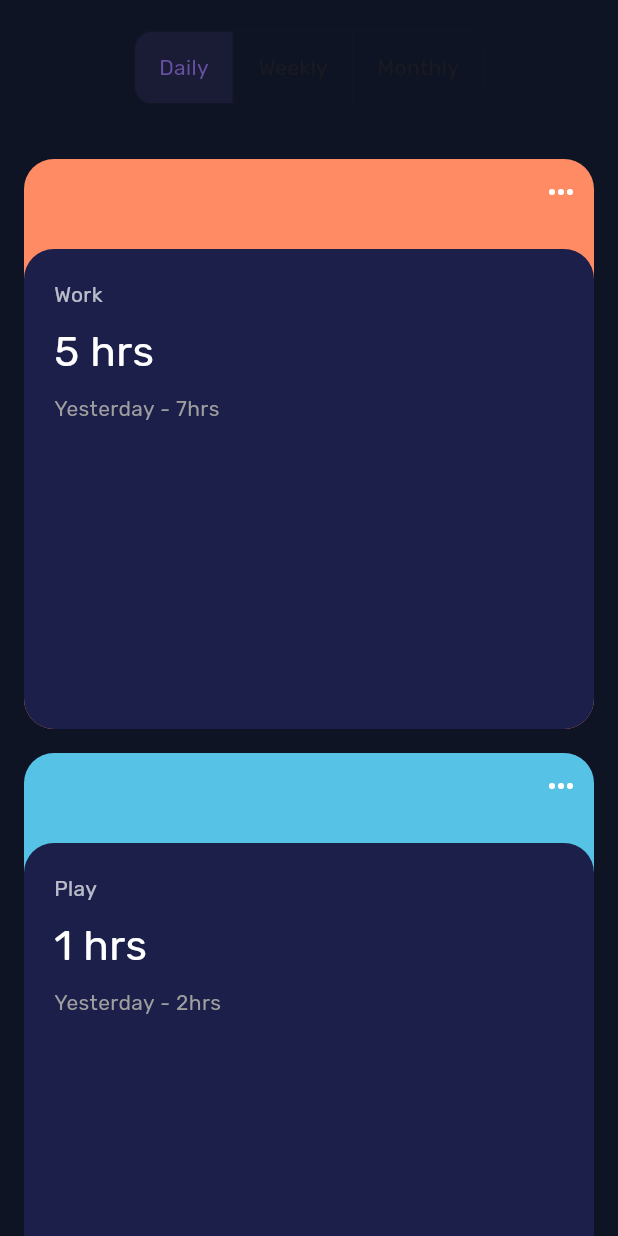
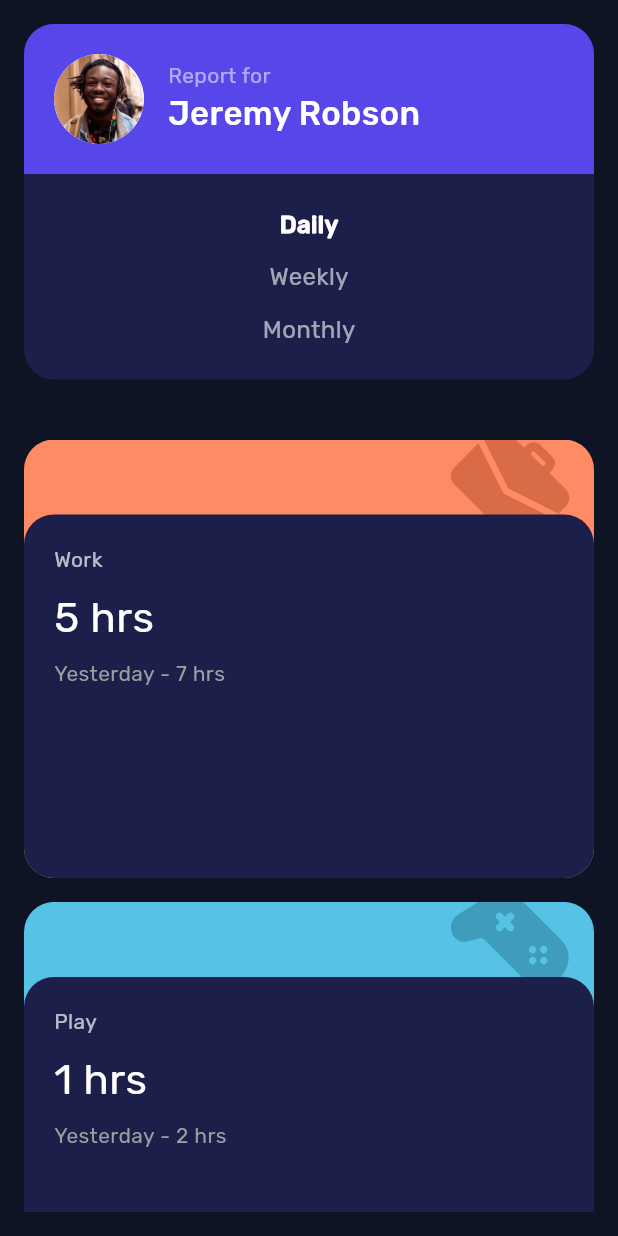
Before and after one commit to fernandojosecc/time_tracking_dashboard, a Flutter app: the screen it shows after launch, after a tap on "Daily", on a phone screen of 412 x 824 dp. Run offline on Flutter 3.47's test engine with Material 3 defaults, Android fonts, the phone set to English and light mode, and no system bars; our stand-ins replace flutter_svg.

Commit message:
Adding all the icons on each of the cards

```diff
--- a/lib/main.dart
+++ b/lib/main.dart
@@ -1,7 +1,7 @@
 import 'package:flutter/material.dart';
 import 'data/dummy_data.dart';
 import 'widgets/activity_card.dart';
-import 'models/activity.dart';
+import 'widgets/jeremy_card.dart';
 
 void main() {
   runApp(const TimeTrackingApp());
@@ -26,7 +26,7 @@
 }
 
 class DashboardScreen extends StatefulWidget {
-  const DashboardScreen({super.key});
+  const DashboardScreen({Key? key}) : super(key: key);
 
   @override
   State<DashboardScreen> createState() => _DashboardScreenState();
@@ -35,63 +35,62 @@
 class _DashboardScreenState extends State<DashboardScreen> {
   String selectedTimeframe = 'weekly';
 
-  @override
-  Widget build(BuildContext context) {
-    return Scaffold(
-      body: SafeArea(
-        child: Column(
-          children: [
-            const SizedBox(height: 20),
-            ToggleButtons(
-              borderRadius: BorderRadius.circular(12),
-              isSelected: [
-                selectedTimeframe == 'daily',
-                selectedTimeframe == 'weekly',
-                selectedTimeframe == 'monthly',
-              ],
-              onPressed: (index) {
-                setState(() {
-                  selectedTimeframe = ['daily', 'weekly', 'monthly'][index];
-                });
-              },
-              children: const [
-                Padding(
-                  padding: EdgeInsets.symmetric(horizontal: 16),
-                  child: Text('Daily'),
-                ),
-                Padding(
-                  padding: EdgeInsets.symmetric(horizontal: 16),
-                  child: Text('Weekly'),
-                ),
-                Padding(
-                  padding: EdgeInsets.symmetric(horizontal: 16),
-                  child: Text('Monthly'),
-                ),
-              ],
-            ),
-            const SizedBox(height: 20),
-            Expanded(
-              child: GridView.count(
-                crossAxisCount: MediaQuery.of(context).size.width > 600 ? 3 : 1,
-                padding: const EdgeInsets.all(16),
+  Widget activityCardsGrid() {
+    return GridView.count(
+      crossAxisCount: MediaQuery.of(context).size.width < 600 ? 1 : 3,
       mainAxisSpacing: 16,
       crossAxisSpacing: 16,
+      padding: const EdgeInsets.only(top: 20),
+      childAspectRatio: 1.3,
       children:
           dummyData.map((data) {
-                      final activity = Activity.fromMap(
-                        selectedTimeframe,
-                        data,
-                      );
+            final tf = data['timeframes'][selectedTimeframe];
             return ActivityCard(
-                        title: activity.title,
-                        current: activity.current,
-                        previous: activity.previous,
+              title: data['title'],
+              current: tf['current'],
+              previous: tf['previous'],
               timeframe: selectedTimeframe,
             );
           }).toList(),
+    );
+  }
+
+  @override
+  Widget build(BuildContext context) {
+    final isMobile = MediaQuery.of(context).size.width < 600;
+
+    return Scaffold(
+      body: SafeArea(
+        child: Padding(
+          padding: const EdgeInsets.all(16),
+          child:
+              isMobile
+                  ? Column(
+                    children: [
+                      JeremyCard(
+                        selectedTimeframe: selectedTimeframe,
+                        onSelect:
+                            (tf) => setState(() => selectedTimeframe = tf),
+                      ),
+                      const SizedBox(height: 20),
+                      Expanded(child: activityCardsGrid()),
+                    ],
+                  )
+                  : Row(
+                    crossAxisAlignment: CrossAxisAlignment.start,
+                    children: [
+                      Expanded(
+                        flex: 1,
+                        child: JeremyCard(
+                          selectedTimeframe: selectedTimeframe,
+                          onSelect:
+                              (tf) => setState(() => selectedTimeframe = tf),
                         ),
                       ),
+                      const SizedBox(width: 20),
+                      Expanded(flex: 3, child: activityCardsGrid()),
                     ],
+                  ),
         ),
       ),
     );
--- a/lib/widgets/activity_card.dart
+++ b/lib/widgets/activity_card.dart
@@ -1,4 +1,5 @@
 import 'package:flutter/material.dart';
+import 'package:flutter_svg/flutter_svg.dart';
 
 class ActivityCard extends StatelessWidget {
   final String title;
@@ -14,7 +15,7 @@ class ActivityCard extends StatelessWidget {
     required this.timeframe,
   });
 
-  String getPeriodLabel() {
+  String get periodLabel {
     switch (timeframe) {
       case 'daily':
         return 'Yesterday';
@@ -46,22 +47,47 @@ class ActivityCard extends StatelessWidget {
     }
   }
 
+  String getIconPath() {
+    switch (title.toLowerCase()) {
+      case 'work':
+        return 'assets/images/icon-work.svg';
+      case 'play':
+        return 'assets/images/icon-play.svg';
+      case 'study':
+        return 'assets/images/icon-study.svg';
+      case 'exercise':
+        return 'assets/images/icon-exercise.svg';
+      case 'social':
+        return 'assets/images/icon-social.svg';
+      case 'self care':
+        return 'assets/images/icon-self-care.svg';
+      default:
+        return '';
+    }
+  }
+
   @override
   Widget build(BuildContext context) {
-    return Container(
+    return Stack(
+      children: [
+        // Background color container
+        Container(
           decoration: BoxDecoration(
             color: getColor(),
             borderRadius: BorderRadius.circular(20),
           ),
-      child: Stack(
-        children: [
+        ),
+
+        // Icon at top right
         Positioned(
-            right: 10,
-            top: 10,
-            child: Icon(Icons.more_horiz, color: Colors.white),
+          right: 16,
+          top: -8,
+          child: SvgPicture.asset(getIconPath(), width: 80, height: 80),
         ),
+
+        // Main content card
         Positioned.fill(
-            top: 60,
+          top: 50,
           child: Container(
             decoration: BoxDecoration(
               color: const Color(0xFF1c1f4a),
@@ -79,7 +105,7 @@ class ActivityCard extends StatelessWidget {
                 ),
                 const SizedBox(height: 8),
                 Text(
-                    '${getPeriodLabel()} - ${previous}hrs',
+                  '${periodLabel} - $previous hrs',
                   style: const TextStyle(color: Colors.grey),
                 ),
               ],
@@ -87,7 +113,6 @@ class ActivityCard extends StatelessWidget {
           ),
         ),
       ],
-      ),
     );
   }
 }
--- a/pubspec.yaml
+++ b/pubspec.yaml
@@ -28,6 +28,8 @@ environment:
 # the latest version available on pub.dev. To see which dependencies have newer
 # versions available, run `flutter pub outdated`.
 dependencies:
+  flutter_svg: ^2.0.9
+
   flutter:
     sdk: flutter
 
```
Also changed, not shown: pubspec.lock. Lines whose indentation alone changed are shown as unchanged.
